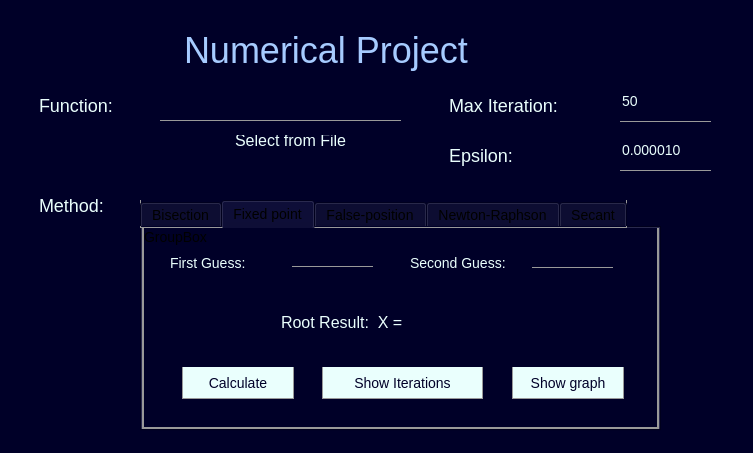
This is Views/mainwindow.ui in MahmoudElkarargy/NumericalLab as Qt 5 draws it before an edit. The edited form follows.
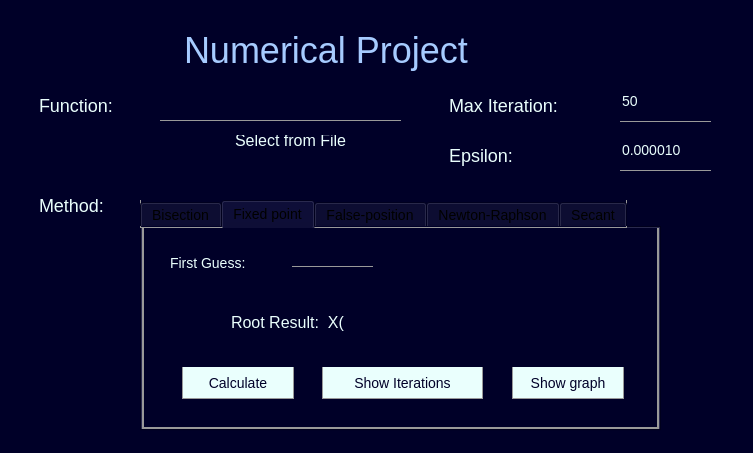
This is the edited form. The open tabs and pages were chosen to show the change.

Patch:
```diff
--- a/Views/mainwindow.ui
+++ b/Views/mainwindow.ui
@@ -387,7 +387,7 @@
 </string>
       </property>
       <property name="title">
-       <string>GroupBox</string>
+       <string/>
       </property>
       <widget class="QLabel" name="label_12">
        <property name="geometry">
@@ -436,53 +436,6 @@
         <string/>
        </property>
       </widget>
-      <widget class="QLabel" name="label_13">
-       <property name="geometry">
-        <rect>
-         <x>260</x>
-         <y>20</y>
-         <width>121</width>
-         <height>31</height>
-        </rect>
-       </property>
-       <property name="styleSheet">
-        <string notr="true">background: transparent;
-color: rgb(234, 255, 253);
-margin: 5px;
-font-size: 14px;
-font-family: &quot;Lucida Console&quot;, &quot;Courier New&quot;, monospace;
-color: rgb(234, 255, 253);
-border: none;</string>
-       </property>
-       <property name="text">
-        <string>Second Guess:</string>
-       </property>
-      </widget>
-      <widget class="QLineEdit" name="fixedSecondGuess">
-       <property name="geometry">
-        <rect>
-         <x>390</x>
-         <y>20</y>
-         <width>81</width>
-         <height>21</height>
-        </rect>
-       </property>
-       <property name="styleSheet">
-        <string notr="true">border: 0;
-border-bottom: 1px solid #999;
-background: transparent;
-outline: none;
-font-size: 14px;
-font-family: &quot;Lucida Console&quot;, &quot;Courier New&quot;, monospace;
-color: rgb(234, 255, 253);</string>
-       </property>
-       <property name="inputMask">
-        <string/>
-       </property>
-       <property name="text">
-        <string/>
-       </property>
-      </widget>
       <widget class="QPushButton" name="fixedCalcBtn">
        <property name="geometry">
         <rect>
@@ -546,9 +499,9 @@
       <widget class="QLabel" name="label_14">
        <property name="geometry">
         <rect>
-         <x>130</x>
+         <x>80</x>
          <y>80</y>
-         <width>191</width>
+         <width>171</width>
          <height>31</height>
         </rect>
        </property>
@@ -562,7 +515,7 @@
 border: none;</string>
        </property>
        <property name="text">
-        <string>Root Result:  X = </string>
+        <string>Root Result:  X(</string>
        </property>
       </widget>
       <widget class="QLabel" name="fixedRoot">
@@ -587,6 +540,28 @@
         <string/>
        </property>
       </widget>
+      <widget class="QLabel" name="iterationFixed">
+       <property name="geometry">
+        <rect>
+         <x>240</x>
+         <y>80</y>
+         <width>61</width>
+         <height>31</height>
+        </rect>
+       </property>
+       <property name="styleSheet">
+        <string notr="true">background: transparent;
+color: rgb(234, 255, 253);
+margin: 5px;
+font-size: 16px;
+font-family: &quot;Lucida Console&quot;, &quot;Courier New&quot;, monospace;
+color: rgb(234, 255, 253);
+border: none;</string>
+       </property>
+       <property name="text">
+        <string/>
+       </property>
+      </widget>
      </widget>
     </widget>
     <widget class="QWidget" name="tab_3">
```
Left out of the diff: 165 changed lines with no effect on the pictures.
